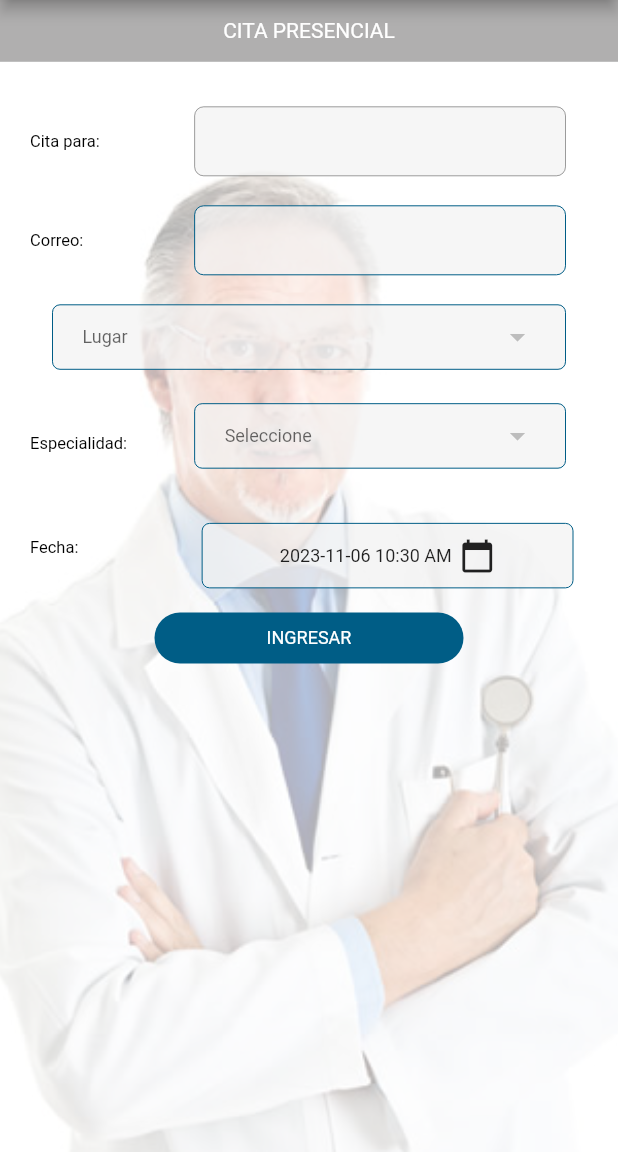
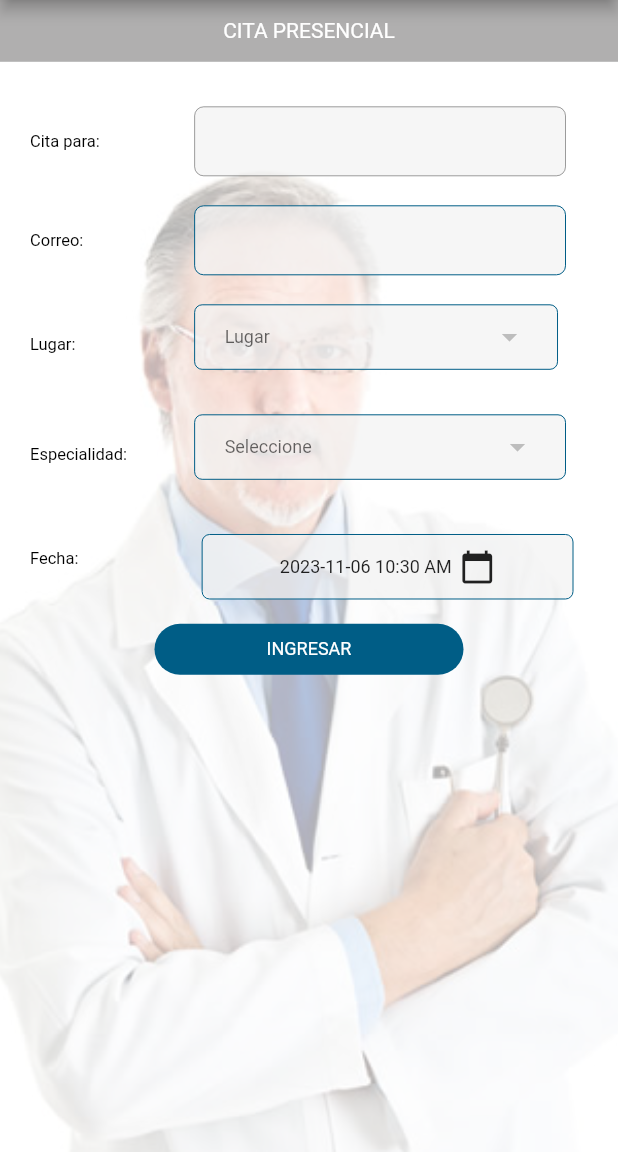
Before and after one commit to EdsonEAP/ProyectHospitalLopezSilva, a Flutter app: the CitaPresencialView screen opened by its route, on a phone screen of 412 x 824 dp, the part 84-1236 px from its top. Run offline on Flutter 3.47's test engine with Material 2 defaults, Android fonts, the phone set to English and light mode, and no system bars; our stand-ins replace flutter_map, latlong2, package_info_plus, shared_preferences; accounts and stored records are empty; network calls fail.

Commit message:
ultimo commmit

```diff
--- a/lib/src/Pages/buscaTuMedico/bloc/buscaTuMediBloc.dart
+++ b/lib/src/Pages/buscaTuMedico/bloc/buscaTuMediBloc.dart
@@ -41,8 +41,9 @@ class BuscaMedicoBloc with Alerts {
       return;
     }
 
-    if (response["data"].isEmpty) {
-      // showErrorDialog(context: context, textContent: "No se encontraron citas");
+    if (response["message"] == "No se encontró resultados") {
+      showErrorDialog(
+          context: context, textContent: "No se encontraron resultados");
       buscarCitaHistorialC.sink.add([]);
       return;
     }
--- a/lib/src/Pages/citaPresencial/Services/citaPresencialServices.dart
+++ b/lib/src/Pages/citaPresencial/Services/citaPresencialServices.dart
@@ -27,7 +27,7 @@ class CitaPresencialService {
       required String date,
       required String especiality,
       required String email,
-      required String horario,
+      // required String horario,
       required String lugar}) async {
     Map<String, dynamic> body = {
       "document": document,
@@ -37,7 +37,7 @@ class CitaPresencialService {
       "date": date,
       "especiality": especiality,
       "email": email,
-      "horario": horario,
+      //"horario": horario,
       "lugar": lugar
     };
     print("Send data Service-->loginS--> body$body");
--- a/lib/src/Pages/citaPresencial/citaPresencial.dart
+++ b/lib/src/Pages/citaPresencial/citaPresencial.dart
@@ -213,12 +213,27 @@ class _CitaPresencialViewState extends State<CitaPresencialView> with Alerts {
                                             ),
                                           ],
                                         ),
+                                        Row(
+                                          children: [
+                                            Container(
+                                              alignment: Alignment.centerLeft,
+                                              height: size.height * 0.08,
+                                              width: size.width * 0.23,
+                                              child: Text(
+                                                "Lugar:",
+                                                style: TextStyle(
+                                                    color: Color.fromARGB(
+                                                        255, 0, 0, 0),
+                                                    fontSize: 11),
+                                              ),
+                                            ),
                                             Center(
-                                          child: WidgetsRepetidos().cajaSelect(
+                                              child: WidgetsRepetidos()
+                                                  .cajaSelect(
                                                       context,
                                                       "Lugar",
-                                              size.height * 0.08,
-                                              size.width * 1,
+                                                      size.height * 0.089,
+                                                      size.width * 0.66,
                                                       listLugar,
                                                       "",
                                                       dropdownLugar, (v) {
@@ -231,6 +246,9 @@ class _CitaPresencialViewState extends State<CitaPresencialView> with Alerts {
                                                 });
                                               }),
                                             ),
+                                          ],
+                                        ),
+
                                         // Row(
                                         //   children: [
                                         //     Container(
@@ -318,7 +336,7 @@ class _CitaPresencialViewState extends State<CitaPresencialView> with Alerts {
                                                           EdgeInsets.symmetric(
                                                               vertical: 200),
                                                       child: Text(
-                                                        "Recargue la pagina",
+                                                        "No hay Registros",
                                                         style: TextStyle(
                                                             color:
                                                                 Color.fromARGB(
@@ -425,65 +443,65 @@ class _CitaPresencialViewState extends State<CitaPresencialView> with Alerts {
                                                 } else {
                                                   return Row(
                                                     children: [
-                                                      Container(
-                                                        alignment: Alignment
-                                                            .centerLeft,
-                                                        height:
-                                                            size.height * 0.08,
-                                                        width:
-                                                            size.width * 0.23,
-                                                        child: Text(
-                                                          "Horario:",
-                                                          style: TextStyle(
-                                                              color: Color
-                                                                  .fromARGB(255,
-                                                                      0, 0, 0),
-                                                              fontSize: 11),
-                                                        ),
-                                                      ),
-                                                      Expanded(
-                                                        child: WidgetsRepetidos()
-                                                            .cajaSelect(
-                                                                context,
-                                                                "Seleccione",
-                                                                size.height *
-                                                                    0.089,
-                                                                size.width *
-                                                                    0.5,
-                                                                listHorarios,
-                                                                "",
-                                                                horario, (v) {
-                                                          setState(() {
-                                                            if (dropdownEspecialidad ==
-                                                                    null ||
-                                                                dropdownEspecialidad ==
-                                                                    "") {
-                                                              showErrorDialog(
-                                                                  context:
-                                                                      context,
-                                                                  textContent:
-                                                                      "Debe de seleccionar una  Especialidad");
-                                                            }
-                                                            if (dropdownLugar ==
-                                                                    null ||
-                                                                dropdownLugar ==
-                                                                    "") {
-                                                              showErrorDialog(
-                                                                  context:
-                                                                      context,
-                                                                  textContent:
-                                                                      "Debe de seleccionar un centro de salud");
+                                                      // Container(
+                                                      //   alignment: Alignment
+                                                      //       .centerLeft,
+                                                      //   height:
+                                                      //       size.height * 0.08,
+                                                      //   width:
+                                                      //       size.width * 0.23,
+                                                      //   child: Text(
+                                                      //     "Horario:",
+                                                      //     style: TextStyle(
+                                                      //         color: Color
+                                                      //             .fromARGB(255,
+                                                      //                 0, 0, 0),
+                                                      //         fontSize: 11),
+                                                      //   ),
+                                                      // ),
+                                                      // Expanded(
+                                                      //   child: WidgetsRepetidos()
+                                                      //       .cajaSelect(
+                                                      //           context,
+                                                      //           "Seleccione",
+                                                      //           size.height *
+                                                      //               0.089,
+                                                      //           size.width *
+                                                      //               0.5,
+                                                      //           listHorarios,
+                                                      //           "",
+                                                      //           horario, (v) {
+                                                      //     setState(() {
+                                                      //       if (dropdownEspecialidad ==
+                                                      //               null ||
+                                                      //           dropdownEspecialidad ==
+                                                      //               "") {
+                                                      //         showErrorDialog(
+                                                      //             context:
+                                                      //                 context,
+                                                      //             textContent:
+                                                      //                 "Debe de seleccionar una  Especialidad");
+                                                      //       }
+                                                      //       if (dropdownLugar ==
+                                                      //               null ||
+                                                      //           dropdownLugar ==
+                                                      //               "") {
+                                                      //         showErrorDialog(
+                                                      //             context:
+                                                      //                 context,
+                                                      //             textContent:
+                                                      //                 "Debe de seleccionar un centro de salud");
 
-                                                              return;
-                                                            }
+                                                      //         return;
+                                                      //       }
 
-                                                            print(
-                                                                dropdownEspecialidad);
-                                                            horario = v;
-                                                            buscarHorarioMedico();
-                                                          });
-                                                        }),
-                                                      ),
+                                                      //       print(
+                                                      //           dropdownEspecialidad);
+                                                      //       horario = v;
+                                                      //       buscarHorarioMedico();
+                                                      //     });
+                                                      //   }),
+                                                      // ),
                                                     ],
                                                   );
                                                 }
@@ -566,9 +584,9 @@ streamBotonReactive(context) {
               document: prefs.documentoDni,
               email: correoController.text,
               especiality: dropdownEspecialidad,
-              horario: horario,
+              //horario: horario,
               lugar: dropdownLugar,
-              medico: medico,
+              medico: "1",
               medico_nombre: medico,
               nombre: prefs.nombreUsuario,
             ),
```
Also changed, not shown: lib/src/Pages/citaPresencial/Bloc/citaPresencialBloc.dart (+8 -27 lines), lib/src/Pages/registro/registro.dart (+5 -5 lines). Lines whose indentation alone changed are shown as unchanged.
